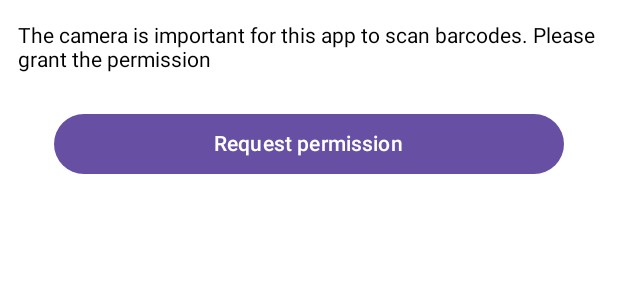
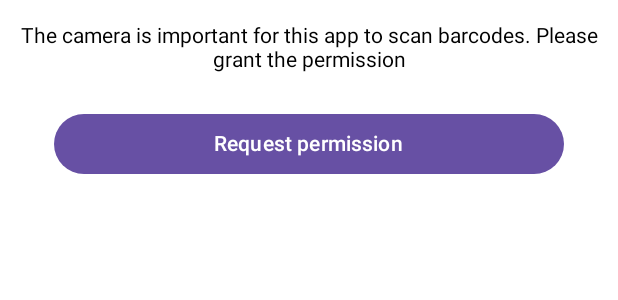
Before and after one commit to olegnet/food-diary-android, an Android app built with Jetpack Compose: the @Preview function CameraPermissionShouldShowRationalePreview, on a phone screen of 412 x 824 dp. Shown: the top 300 px of the screen. Run offline under Robolectric (Android 15) with nearby library versions, the phone set to English and light mode, and no system bars.

Commit message:
Fixed Camera permission layout

```diff
--- a/app/src/main/java/net/oleg/fd/ui/CameraPermission.kt
+++ b/app/src/main/java/net/oleg/fd/ui/CameraPermission.kt
@@ -19,10 +19,7 @@
 package net.oleg.fd.ui
 
 import android.Manifest
-import androidx.compose.foundation.layout.Arrangement
-import androidx.compose.foundation.layout.Column
-import androidx.compose.foundation.layout.fillMaxWidth
-import androidx.compose.foundation.layout.padding
+import androidx.compose.foundation.layout.*
 import androidx.compose.material3.Button
 import androidx.compose.material3.Text
 import androidx.compose.runtime.Composable
@@ -30,6 +27,7 @@ import androidx.compose.runtime.SideEffect
 import androidx.compose.ui.Alignment
 import androidx.compose.ui.Modifier
 import androidx.compose.ui.res.stringResource
+import androidx.compose.ui.text.style.TextAlign
 import androidx.compose.ui.tooling.preview.Preview
 import androidx.compose.ui.unit.dp
 import com.google.accompanist.permissions.ExperimentalPermissionsApi
@@ -46,8 +44,8 @@ fun CameraAskForPermission(
         modifier = Modifier
             .fillMaxWidth()
             .padding(start = 4.dp, end = 4.dp, top = 8.dp),
-        verticalArrangement = Arrangement.Bottom,
-        horizontalAlignment = Alignment.Start
+        verticalArrangement = Arrangement.Top,
+        horizontalAlignment = Alignment.CenterHorizontally
     ) {
         val message = if (cameraPermissionState.status.shouldShowRationale) {
             R.string.camera_permission_rationale
@@ -59,9 +57,11 @@ fun CameraAskForPermission(
         }
 
         Text(
-            text = stringResource(message),
             modifier = Modifier
-                .padding(bottom = 16.dp, start = 8.dp, end = 8.dp, top = 8.dp)
+                .fillMaxWidth()
+                .padding(bottom = 16.dp, start = 8.dp, end = 8.dp, top = 8.dp),
+            text = stringResource(id = message),
+            textAlign = TextAlign.Center
         )
 
         Button(
@@ -72,7 +72,7 @@ fun CameraAskForPermission(
                 cameraPermissionState.launchPermissionRequest()
             }
         ) {
-            Text(stringResource(R.string.button_request_permission))
+            Text(text = stringResource(id = R.string.button_request_permission))
         }
     }
 }
```
